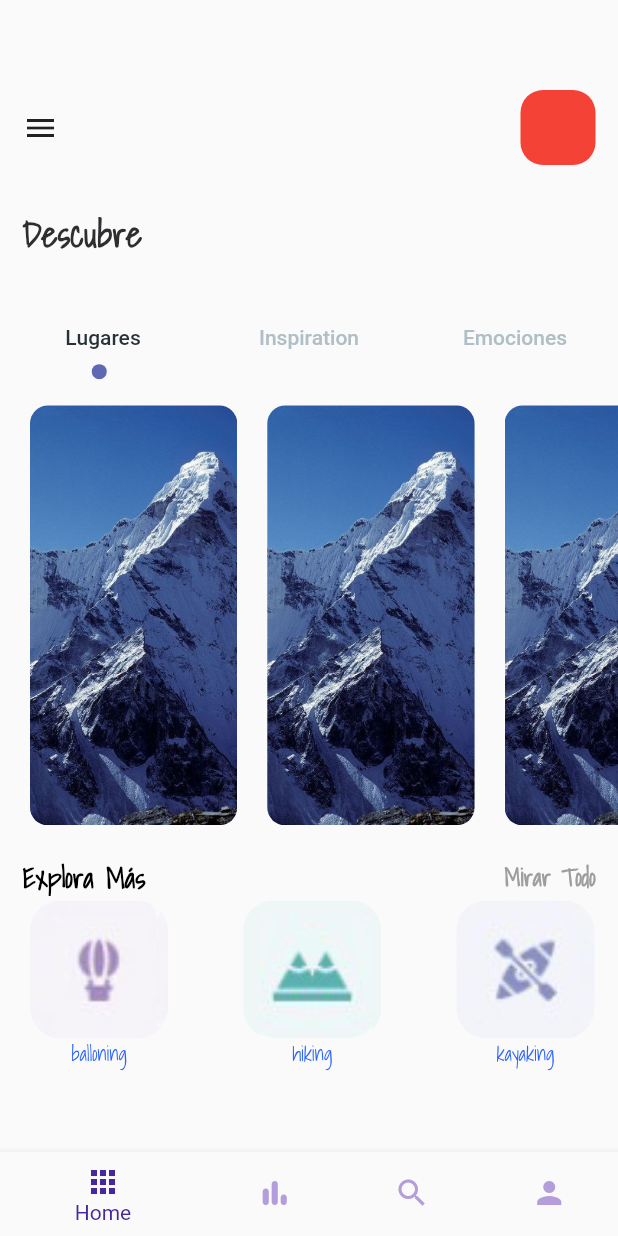
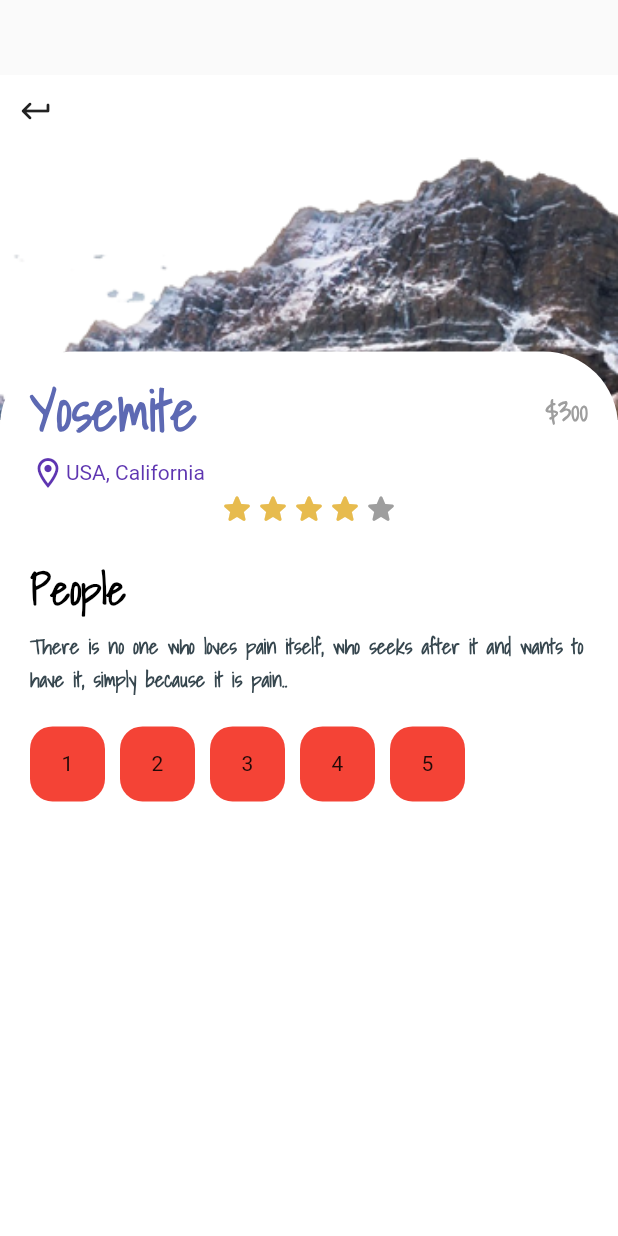
Before and after one commit to Osvaldo669/Trips, a Flutter app: the screen it shows after launch, on a phone screen of 412 x 824 dp. Run offline on Flutter 3.47's test engine with Material 2 defaults, Android fonts, the phone set to English and light mode, and no system bars.

Commit message:
detail-page

```diff
--- a/lib/main.dart
+++ b/lib/main.dart
@@ -1,6 +1,7 @@
 import 'package:flutter/material.dart';
 import 'package:flutter/services.dart';
 import 'package:flutter_cubit/views/NavPages/main_page.dart';
+import 'package:flutter_cubit/views/detail_page.dart';
 import 'package:flutter_cubit/views/welcome_page.dart';
 
 void main() {
@@ -21,6 +22,6 @@ class MyApp extends StatelessWidget {
         theme: ThemeData(
           primarySwatch: Colors.blue,
         ),
-        home: MainPage());
+        home: DetailPage());
   }
 }
--- /dev/null
+++ b/lib/views/detail_page.dart
@@ -0,0 +1,134 @@
+import 'dart:math';
+
+import 'package:flutter/material.dart';
+import 'package:flutter_cubit/misc/colors.dart';
+import 'package:flutter_cubit/tools/resolution.dart';
+import 'package:flutter_cubit/widgets/text_appLarge.dart';
+
+class DetailPage extends StatefulWidget {
+  const DetailPage({Key? key}) : super(key: key);
+
+  @override
+  _DetailPageState createState() => _DetailPageState();
+}
+
+class _DetailPageState extends State<DetailPage> {
+  int startsC = 4;
+  @override
+  Widget build(BuildContext context) {
+    final Resolution resolution = Resolution(context);
+    return Scaffold(
+      body: Container(
+        margin: const EdgeInsets.only(top: 50),
+        width: double.maxFinite,
+        height: double.maxFinite,
+        child: Stack(
+          children: [
+            Positioned(
+                child: Container(
+              width: double.maxFinite,
+              height: resolution.dp(25),
+              decoration: BoxDecoration(
+                  image: DecorationImage(
+                      fit: BoxFit.cover,
+                      image: AssetImage('img/welcome-three.png'))),
+            )),
+            Positioned(
+                child: Row(
+              children: [
+                IconButton(
+                    icon: Icon(Icons.keyboard_return_rounded), onPressed: () {})
+              ],
+            )),
+            Positioned(
+                top: resolution.dp(20),
+                child: Container(
+                  padding: const EdgeInsets.only(left: 20, right: 20, top: 10),
+                  width: resolution.width,
+                  height: resolution.dp(70),
+                  decoration: BoxDecoration(
+                      color: Colors.white,
+                      borderRadius: BorderRadius.only(
+                          topLeft: Radius.circular(50),
+                          topRight: Radius.circular(50))),
+                  child: Column(
+                    crossAxisAlignment: CrossAxisAlignment.start,
+                    children: [
+                      Row(
+                        mainAxisAlignment: MainAxisAlignment.spaceBetween,
+                        children: [
+                          AppLargeText(
+                              text: 'Yosemite',
+                              color: AppColors.mainColor,
+                              size: resolution.dp(4)),
+                          AppLargeText(
+                              text: '\$300',
+                              color: Colors.grey,
+                              size: resolution.dp(2))
+                        ],
+                      ),
+                      Row(
+                        children: [
+                          Icon(
+                            Icons.location_on_outlined,
+                            color: Colors.deepPurple.shade600,
+                          ),
+                          Text(
+                            'USA, California',
+                            style: TextStyle(color: Colors.deepPurple.shade600),
+                          )
+                        ],
+                      ),
+                      Center(
+                        child: Wrap(
+                            children: List.generate(
+                                5,
+                                (index) => Icon(
+                                      Icons.star_rounded,
+                                      color: index < startsC
+                                          ? AppColors.starColor
+                                          : Colors.grey,
+                                    ))),
+                      ),
+                      Container(
+                        margin: const EdgeInsets.only(top: 20, bottom: 5),
+                        child: AppLargeText(
+                            text: 'People',
+                            color: Colors.black,
+                            size: resolution.dp(3)),
+                      ),
+                      Container(
+                        child: AppLargeText(
+                            text:
+                                'There is no one who loves pain itself, who seeks after it and wants to have it, simply because it is pain..',
+                            color: Colors.blueGrey.shade800,
+                            size: resolution.dp(1.5)),
+                      ),
+                      Container(
+                        child: Wrap(
+                          children: List.generate(
+                              5,
+                              (index) => Container(
+                                    margin: const EdgeInsets.only(
+                                        right: 10, top: 20),
+                                    width: 50,
+                                    height: 50,
+                                    decoration: BoxDecoration(
+                                        color: Colors.red,
+                                        borderRadius:
+                                            BorderRadius.circular(15)),
+                                    child: Center(
+                                      child: Text((index + 1).toString()),
+                                    ),
+                                  )),
+                        ),
+                      )
+                    ],
+                  ),
+                ))
+          ],
+        ),
+      ),
+    );
+  }
+}
```
